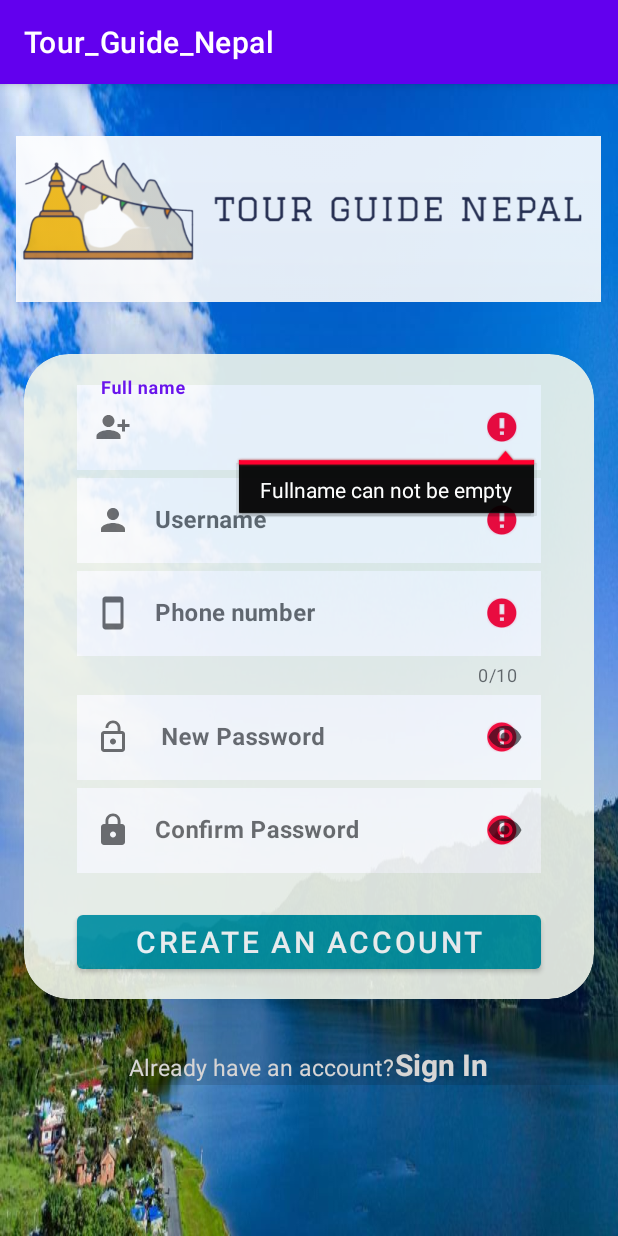
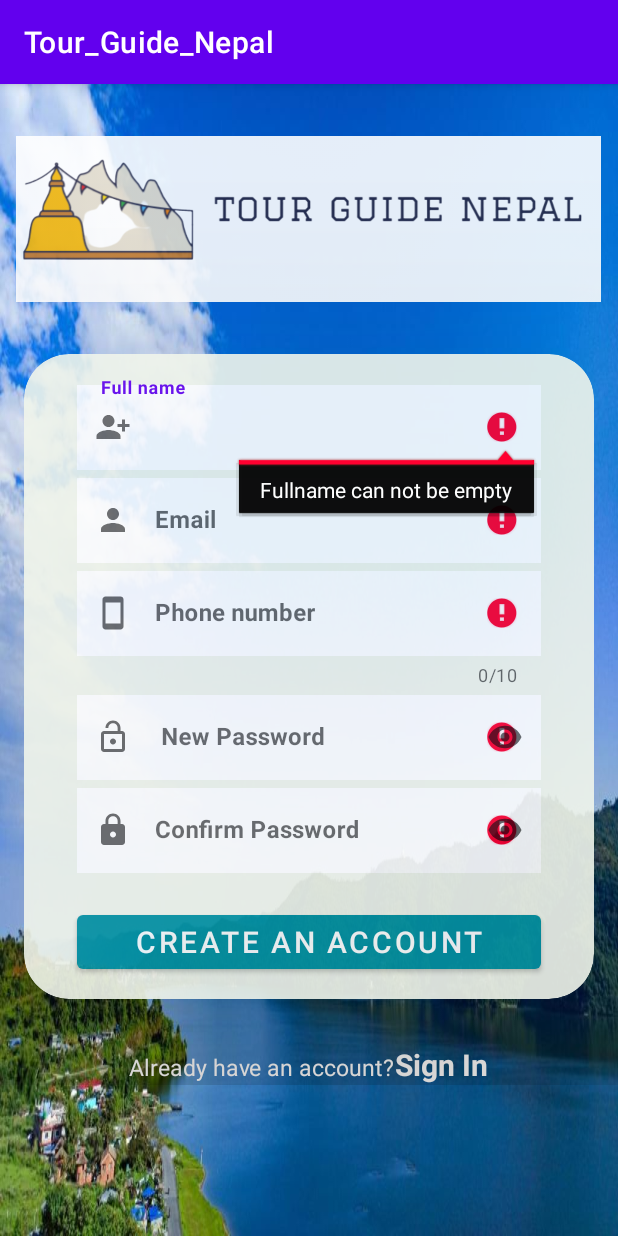
Before and after one commit to aaditec/TourGuideNepal, an Android app: the Signup screen opened directly, with no data from a screen before it, after a tap on "CREATE AN ACCOUNT", on a phone screen of 412 x 824 dp. Run offline under Robolectric (Android 15) with nearby library versions, the phone set to English and light mode, and no system bars.

Commit message:
Login and registration testing

```diff
--- a/app/src/main/AndroidManifest.xml
+++ b/app/src/main/AndroidManifest.xml
@@ -2,7 +2,6 @@
 <manifest xmlns:android="http://schemas.android.com/apk/res/android"
     package="com.example.tour_guide_nepal">
 
-    Aashish sent Today at 13:14
     <uses-permission android:name="android.permission.INTERNET" />
     <uses-permission android:name="android.permission.ACCESS_NETWORK_STATE" />
     <application
--- a/app/src/main/java/com/example/tour_guide_nepal/API/ServiceBuilder.kt
+++ b/app/src/main/java/com/example/tour_guide_nepal/API/ServiceBuilder.kt
@@ -5,6 +5,7 @@ import retrofit2.Retrofit
 import retrofit2.converter.gson.GsonConverterFactory
 
 object ServiceBuilder {
+    //private const val BASE_URL = "http://localhost:90/"
     private const val BASE_URL = "http://10.0.2.2:90/"
   //private const val BASE_URL = "http://192.168.1.87:90/"
 
--- a/app/src/main/java/com/example/tour_guide_nepal/API/UserAPI.kt
+++ b/app/src/main/java/com/example/tour_guide_nepal/API/UserAPI.kt
@@ -19,7 +19,7 @@ interface UserAPI {
     @FormUrlEncoded
     @POST("user/login")
     suspend fun checkUser(
-        @Field("username") username:String,
+        @Field("email") email:String,
         @Field("password") password:String
     ):Response<LoginResponse>
 }
--- a/app/src/main/java/com/example/tour_guide_nepal/ENTITY/User.kt
+++ b/app/src/main/java/com/example/tour_guide_nepal/ENTITY/User.kt
@@ -5,8 +5,8 @@ import androidx.room.PrimaryKey
 
 @Entity
 data class User(
+    var email: String? = null,
     var fullname: String? = null,
-    var username: String? = null,
     var phone: String? = null,
     var password: String? = null
 ) {
--- a/app/src/main/java/com/example/tour_guide_nepal/LoginActivity.kt
+++ b/app/src/main/java/com/example/tour_guide_nepal/LoginActivity.kt
@@ -48,12 +48,12 @@ class LoginActivity : AppCompatActivity() {
 
     private fun login() {
         if (validateLogin()) {
-            val username = txtname.text.toString()
+            val email = txtname.text.toString()
             val password = txtpass.text.toString()
             CoroutineScope(Dispatchers.IO).launch {
                 try {
                     val repository = UserRepository()
-                    val response = repository.loginUser(username, password)
+                    val response = repository.loginUser(email, password)
                     if (response.success == true) {
                         ServiceBuilder.token = "Bearer " + response.token
                         startActivity(
@@ -100,7 +100,7 @@ class LoginActivity : AppCompatActivity() {
         txtpass.error = null
 
         if (sanitize(txtname as EditText).isEmpty()) {
-            txtname.error = "Username can not be empty"
+            txtname.error = "email can not be empty"
             valid = false
         }
         if (sanitize(txtpass as EditText).isEmpty()) {
--- a/app/src/main/java/com/example/tour_guide_nepal/Repository/UserRepository.kt
+++ b/app/src/main/java/com/example/tour_guide_nepal/Repository/UserRepository.kt
@@ -17,9 +17,9 @@ class UserRepository:  MyApiRequest() {
     }
 
     //login User
-    suspend fun loginUser(username:String, password:String):LoginResponse{
+    suspend fun loginUser(email:String, password:String):LoginResponse{
         return apiRequest {
-            userAPI.checkUser(username, password)
+            userAPI.checkUser(email, password)
         }
     }
     //dao goes here
--- a/app/src/main/java/com/example/tour_guide_nepal/Signup.kt
+++ b/app/src/main/java/com/example/tour_guide_nepal/Signup.kt
@@ -17,7 +17,7 @@ import kotlinx.coroutines.withContext
 
 class Signup : AppCompatActivity() {
     private  lateinit var btnsignup: Button
-    private lateinit var etuser: TextView
+    private lateinit var etemail: TextView
     private lateinit var etname: TextView
     private lateinit var etphone: TextView
     private lateinit var etpass: TextView
@@ -27,7 +27,7 @@ class Signup : AppCompatActivity() {
     override fun onCreate(savedInstanceState: Bundle?) {
         super.onCreate(savedInstanceState)
         setContentView(R.layout.activity_signup)
-        etuser = findViewById(R.id.etuser)
+        etemail = findViewById(R.id.etemail)
         etname = findViewById(R.id.etname)
         etpass = findViewById(R.id.etpass)
         etconfigpass = findViewById(R.id.etconpass)
@@ -40,7 +40,7 @@ class Signup : AppCompatActivity() {
             if (validatesignup()) {
 
                 val FullName = etname.text.toString()
-                val username = etuser.text.toString()
+                val etemail = etemail.text.toString()
                 val phone = etphone.text.toString()
                 val password = etpass.text.toString()
                 val confirmPassword = etconfigpass.text.toString()
@@ -52,7 +52,7 @@ class Signup : AppCompatActivity() {
                     val user =
                         User(
                             fullname = FullName,
-                            username = username,
+                            email = etemail,
                             phone = phone,
                             password = password
                         )
@@ -98,14 +98,14 @@ class Signup : AppCompatActivity() {
     private fun validatesignup(): Boolean {
 
             var valid = true
-            etuser.error = null
+            etemail.error = null
             etname.error = null
             etpass.error = null
             etconfigpass.error = null
             etphone.error = null
 
-            if (sanitize(etuser as EditText).isEmpty()) {
-                etuser.error = "Username can not be empty"
+            if (sanitize(etemail as EditText).isEmpty()) {
+                etemail.error = "Username can not be empty"
                 valid = false
             }
             if (sanitize(etname as EditText).isEmpty()) {
--- a/app/src/main/res/layout/activity_signup.xml
+++ b/app/src/main/res/layout/activity_signup.xml
@@ -71,7 +71,7 @@
         android:id="@+id/newinputname"
         android:layout_width="match_parent"
         android:layout_height="wrap_content"
-        android:hint="Username"
+        android:hint="Email"
         app:endIconMode="clear_text"
         app:startIconDrawable="@drawable/person"
         android:layout_marginStart="35dp"
@@ -80,7 +80,7 @@
         tools:ignore="MissingConstraints">
 
         <com.google.android.material.textfield.TextInputEditText
-            android:id="@+id/etuser"
+            android:id="@+id/etemail"
             android:background="@color/white"
             android:textStyle="bold"
             android:layout_width="match_parent"
```
Also changed, not shown: app/build.gradle (+9 -0 lines), 1 other file.
